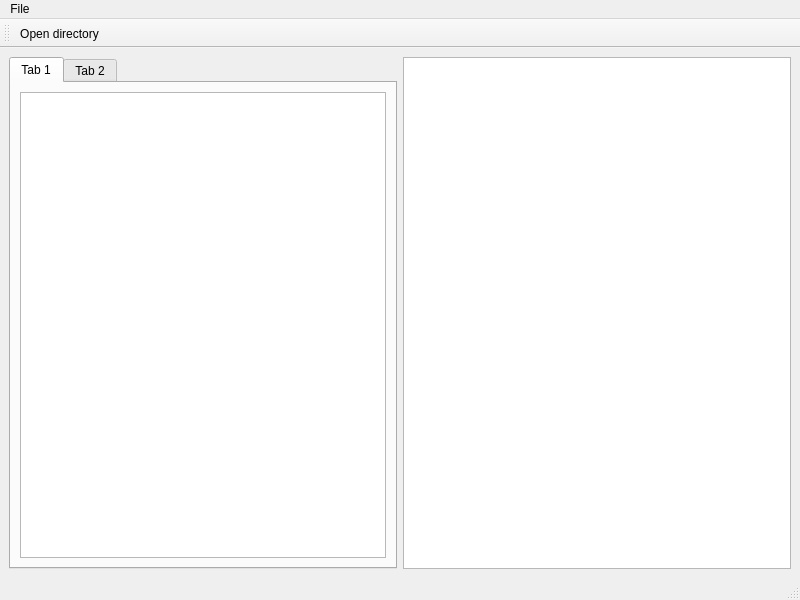
First picture: the form in data/mainwindow.ui, repository kwon-young/pyqt_corrector, before the edit.
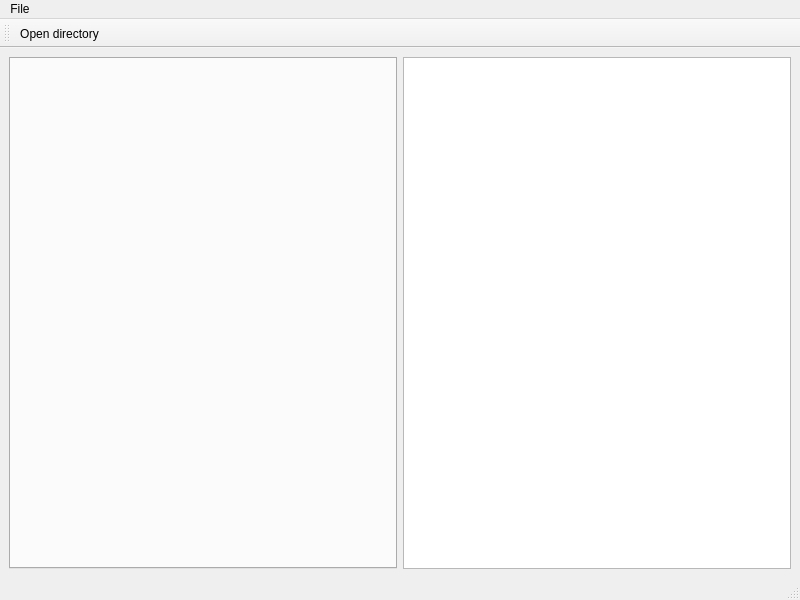
Second picture: the form after the edit.

Commit message: read multiple csv dataset in tabulated TableView

```diff
--- a/data/mainwindow.ui
+++ b/data/mainwindow.ui
@@ -20,34 +20,6 @@
       <property name="currentIndex">
        <number>0</number>
       </property>
-      <widget class="QWidget" name="tab">
-       <attribute name="title">
-        <string>Tab 1</string>
-       </attribute>
-       <layout class="QGridLayout" name="gridLayout_4">
-        <item row="0" column="0">
-         <layout class="QGridLayout" name="gridLayout_3">
-          <item row="0" column="0">
-           <widget class="QTreeView" name="treeView"/>
-          </item>
-         </layout>
-        </item>
-       </layout>
-      </widget>
-      <widget class="QWidget" name="tab_2">
-       <attribute name="title">
-        <string>Tab 2</string>
-       </attribute>
-       <layout class="QGridLayout" name="gridLayout_6">
-        <item row="0" column="0">
-         <layout class="QGridLayout" name="gridLayout_5">
-          <item row="0" column="0">
-           <widget class="QTreeView" name="treeView_2"/>
-          </item>
-         </layout>
-        </item>
-       </layout>
-      </widget>
      </widget>
     </item>
     <item row="0" column="1">
```
Left out of the diff: 4 changed lines with no effect on the pictures. The commit also changes 3 other files.
